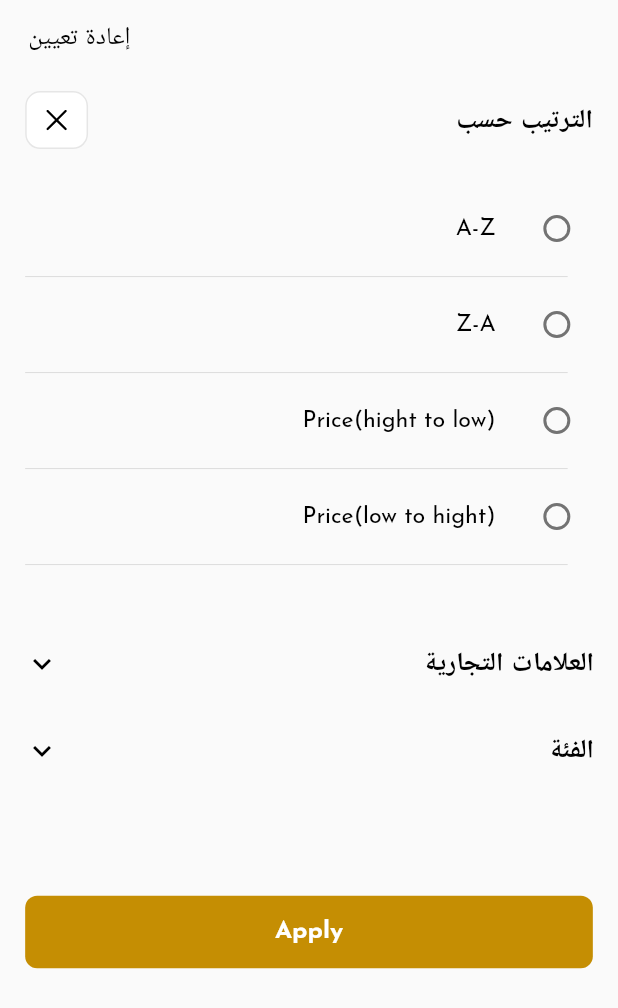
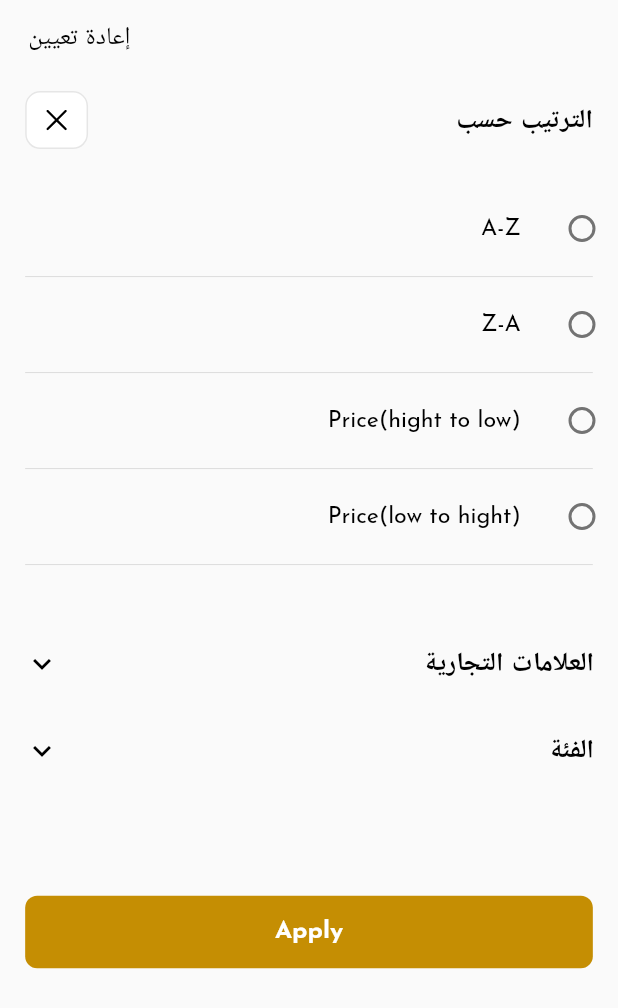
Before and after one commit to nassimFlutter/Ghina-shop, a Flutter app: the FlitterSortView screen opened directly, on a phone screen of 412 x 824 dp. Shown: the top 1008 px of the screen. Run offline on Flutter 3.47's test engine with Material 3 defaults, Android fonts, the phone set to English and light mode, and no system bars; our stand-ins replace bloc, cached_network_image, connectivity_plus, dartz, dio, expandable_text and 11 more; accounts and stored records are empty; network calls fail.

Commit message:
edit filtter page

```diff
--- a/lib/feature/flitter_sort/presentaion/view/flitter_sort_view.dart
+++ b/lib/feature/flitter_sort/presentaion/view/flitter_sort_view.dart
@@ -23,8 +23,10 @@ class FlitterSortView extends StatelessWidget {
       body: ListView(
         padding: EdgeInsets.zero,
         children: [
-          Padding(
-            padding: EdgeInsetsDirectional.only(top: Dimensions.dTopPadding.h),
+          SafeArea(
+            child: Padding(
+              padding:
+                  EdgeInsetsDirectional.only(top: Dimensions.dTopPadding.h),
               child: Row(
                 mainAxisAlignment: MainAxisAlignment.end,
                 children: [
@@ -37,6 +39,7 @@ class FlitterSortView extends StatelessWidget {
                     ),
                   )
                 ],
+              ),
             ),
           ),
           SizedBox(
@@ -58,7 +61,7 @@ class FlitterSortView extends StatelessWidget {
               return ListView.builder(
                 itemCount: flitterCubit.sortByList.length,
                 shrinkWrap: true,
-                padding: EdgeInsetsDirectional.only(start: 16.w),
+                // padding: EdgeInsetsDirectional.only(start: 16.w),
                 itemBuilder: (context, index) {
                   return FlitterItem(
                       groupValue: flitterCubit.groupValueSort,
@@ -95,6 +98,7 @@ class FlitterSortView extends StatelessWidget {
                     ListView.builder(
                       itemCount: flitterCubit.brandsList.length,
                       shrinkWrap: true,
+                      physics: const NeverScrollableScrollPhysics(),
                       itemBuilder: (context, index) {
                         String brand = flitterCubit.brandsList[index];
                         bool isChecked =
@@ -187,6 +191,7 @@ class FlitterSortView extends StatelessWidget {
                     ListView.builder(
                       itemCount: flitterCubit.categoryList.length,
                       shrinkWrap: true,
+                      physics: const NeverScrollableScrollPhysics(),
                       itemBuilder: (context, index) {
                         String category = flitterCubit.categoryList[index];
                         bool isChecked =
--- a/lib/feature/home/presentation/view/widgets/home_page_body.dart
+++ b/lib/feature/home/presentation/view/widgets/home_page_body.dart
@@ -6,6 +6,7 @@ import 'package:best_price/core/utils/logger.dart';
 import 'package:best_price/feature/best_selling/presntations/view/pages/best_selling_view.dart';
 import 'package:best_price/feature/brands/presntations/view/pages/brands_view.dart';
 import 'package:best_price/feature/category/presentaion/view/pages/category_body.dart';
+import 'package:best_price/feature/featured_products/presentation/manager/featured_products_cubit/featured_products_cubit.dart';
 import 'package:best_price/feature/featured_products/presentation/view/pages/featured_products_view.dart';
 import 'package:best_price/feature/home/presentation/manager/cubit/home_cubit.dart';
 import 'package:best_price/feature/home/presentation/manager/nav_bar_cubit/nav_bar_cubit.dart';
@@ -180,6 +181,10 @@ class HomePgeBody extends StatelessWidget {
                                     .of(context)
                                     .featured_products, //'Featured products',
                                 onTap: () {
+                                  BlocProvider.of<FeaturedProductsCubit>(
+                                          context)
+                                      .getFeaturedProducts();
+
                                   HelperFunctions.navigateToScreen(
                                       context, const FeaturedProductView());
                                 },
```
Also changed, not shown: lib/feature/featured_products/presentation/view/widgets/featured_product_view_body.dart (+4 -4 lines), lib/feature/splash/presentation/view/pages/splash.dart (+13 -3 lines), lib/core/widgets/small_container.dart (line endings or trailing spaces). Lines whose indentation alone changed are shown as unchanged.
